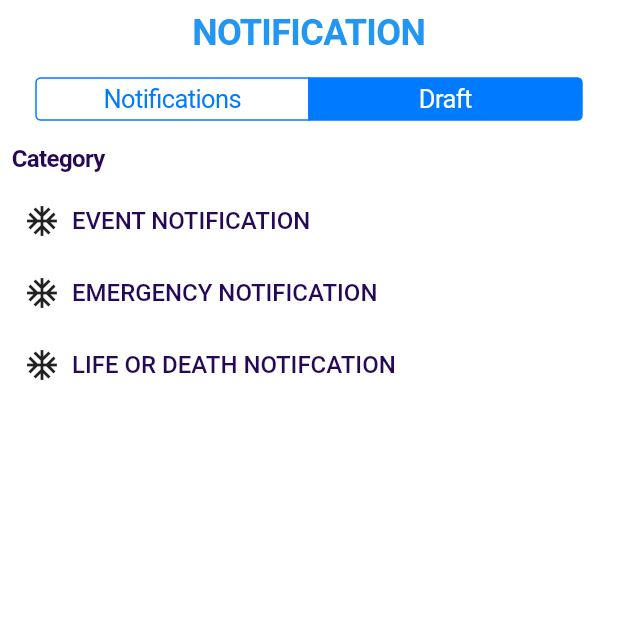
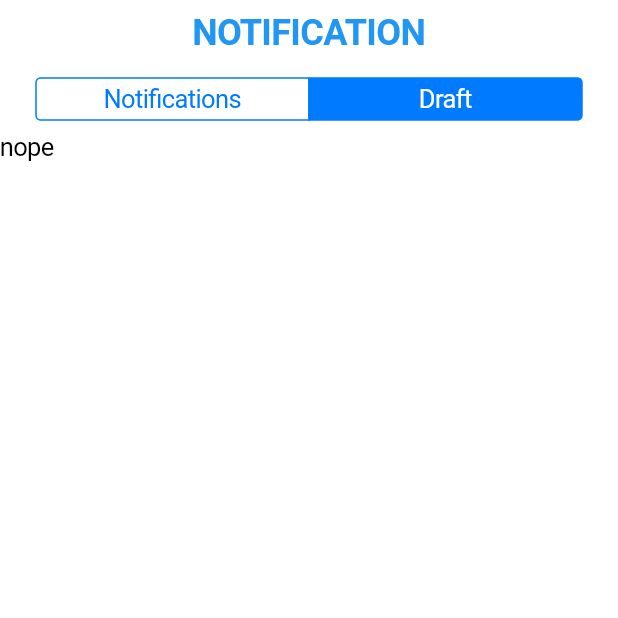
Before and after one commit to rickychan22/Flutter_Push_Notification_POC, a Flutter app: the screen it shows after launch, after a tap on "Draft", on a phone screen of 412 x 824 dp, the top half of it. Run offline on Flutter 3.47's test engine with Material 2 defaults, Android fonts, the phone set to English and light mode, and no system bars; our stand-ins replace cloud_firestore; accounts and stored records are empty.

Commit message:
implemented dynamic CupertinoSegmentedControl for notifications and draft

```diff
--- a/lib/main.dart
+++ b/lib/main.dart
@@ -40,7 +40,11 @@ class _Push_NotificationState extends State<Push_Notification> {
     1: Text('Draft'),
   };
 
-  final Map<int, Widget> pages = const<int, Widget>{};
+  Widget giveCenter(String lala){
+    return Center(
+      child: Text(lala),
+    );
+  }
 
   FlatButton ButtonMaker (String message, String RouteName) {
    return FlatButton(
@@ -86,13 +90,21 @@ class _Push_NotificationState extends State<Push_Notification> {
           children: <Widget>[
             ButtonMaker("EVENT NOTIFICATION", "/first"),
             ButtonMaker("EMERGENCY NOTIFICATION", "/first"),
-            ButtonMaker("LIFE OR DEATH NOTIFCATION", "first")
+            ButtonMaker("LIFE OR DEATH NOTIFCATION", "/first")
           ],
         ),
       ],
     );
   }
 
+  Widget whichBody(){
+    if(sharedValue == 0){
+      return buildBody();
+    }
+    else{
+      return Text("nope");
+    }
+  }
   @override
   Widget build(BuildContext context) {
     return CupertinoPageScaffold(
@@ -123,7 +135,9 @@ class _Push_NotificationState extends State<Push_Notification> {
                 groupValue: sharedValue,
               ),
             ),
-            buildBody(),
+            whichBody(),
+            //buildBody(),
+            //bodies[sharedValue],
           ],
         )
       ),
--- a/pubspec.yaml
+++ b/pubspec.yaml
@@ -14,7 +14,7 @@ description: A new Flutter application.
 version: 1.0.0+1
 
 environment:
-  sdk: ">=2.1.0 <3.0.0"
+  sdk: ">=2.2.2 <3.0.0"
 
 dependencies:
   flutter:
```
